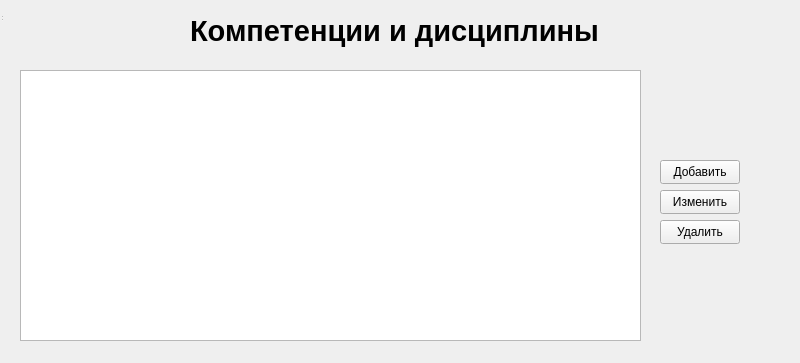
The window that desciplinecompetence.ui (Dantedanger/Diplome) describes before a commit, drawn with Qt 5.
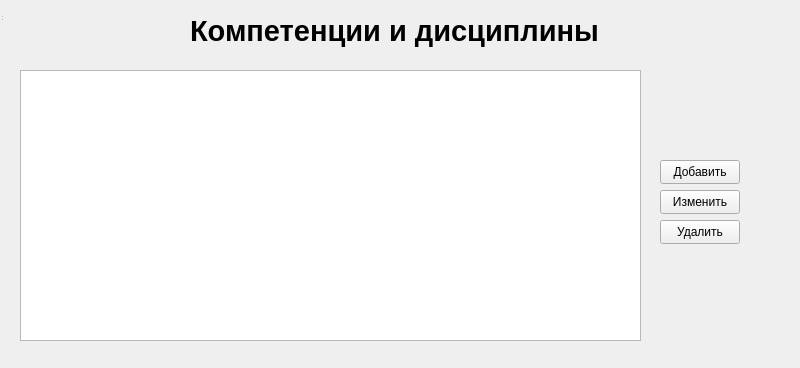
The same window after the commit.

The edit to the form file:
```diff
--- a/desciplinecompetence.ui
+++ b/desciplinecompetence.ui
@@ -7,7 +7,7 @@
     <x>0</x>
     <y>0</y>
     <width>800</width>
-    <height>363</height>
+    <height>368</height>
    </rect>
   </property>
   <property name="windowTitle">
```
